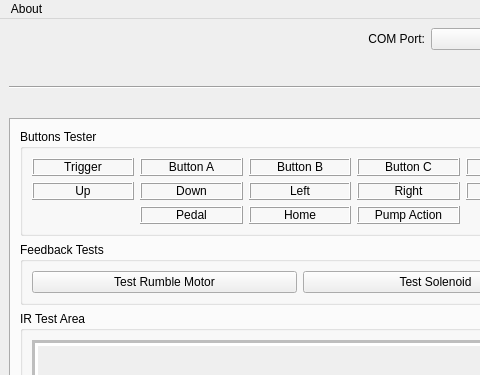
Old version of the form guiwindow.ui in the repository TeamOpenFIRE/OpenFIRE-App; both pictures show x 0 to 480 and y 0 to 375 of the 600 by 950 pixel window.
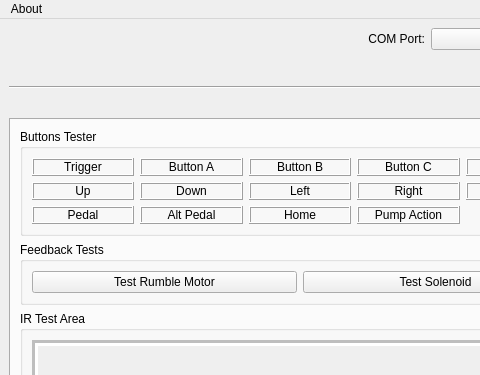
New version of the form. The open tabs and pages were chosen to show the change. Icons and pictures are not drawn.

Commit message: Forgot to add extra pedal to tester

```diff
--- a/guiwindow.ui
+++ b/guiwindow.ui
@@ -1253,28 +1253,6 @@
              </property>
             </widget>
            </item>
-           <item row="2" column="1">
-            <widget class="QLabel" name="btnPedalLabel">
-             <property name="frameShape">
-              <enum>QFrame::Shape::Box</enum>
-             </property>
-             <property name="frameShadow">
-              <enum>QFrame::Shadow::Raised</enum>
-             </property>
-             <property name="text">
-              <string>Pedal</string>
-             </property>
-             <property name="textFormat">
-              <enum>Qt::TextFormat::RichText</enum>
-             </property>
-             <property name="alignment">
-              <set>Qt::AlignCenter</set>
-             </property>
-             <property name="margin">
-              <number>5</number>
-             </property>
-            </widget>
-           </item>
            <item row="2" column="2">
             <widget class="QLabel" name="btnHomeLabel">
              <property name="frameShape">
@@ -1313,6 +1291,47 @@
              </property>
             </widget>
            </item>
+           <item row="2" column="0">
+            <widget class="QLabel" name="btnPedalLabel">
+             <property name="frameShape">
+              <enum>QFrame::Shape::Box</enum>
+             </property>
+             <property name="frameShadow">
+              <enum>QFrame::Shadow::Raised</enum>
+             </property>
+             <property name="text">
+              <string>Pedal</string>
+             </property>
+             <property name="textFormat">
+              <enum>Qt::TextFormat::RichText</enum>
+             </property>
+             <property name="alignment">
+              <set>Qt::AlignCenter</set>
+             </property>
+             <property name="margin">
+              <number>5</number>
+             </property>
+            </widget>
+           </item>
+           <item row="2" column="1">
+            <widget class="QLabel" name="btnPedal2Label">
+             <property name="frameShape">
+              <enum>QFrame::Shape::Box</enum>
+             </property>
+             <property name="frameShadow">
+              <enum>QFrame::Shadow::Raised</enum>
+             </property>
+             <property name="text">
+              <string>Alt Pedal</string>
+             </property>
+             <property name="textFormat">
+              <enum>Qt::TextFormat::RichText</enum>
+             </property>
+             <property name="alignment">
+              <set>Qt::AlignCenter</set>
+             </property>
+            </widget>
+           </item>
           </layout>
          </widget>
         </item>
```
The commit also changes 1 other file.
